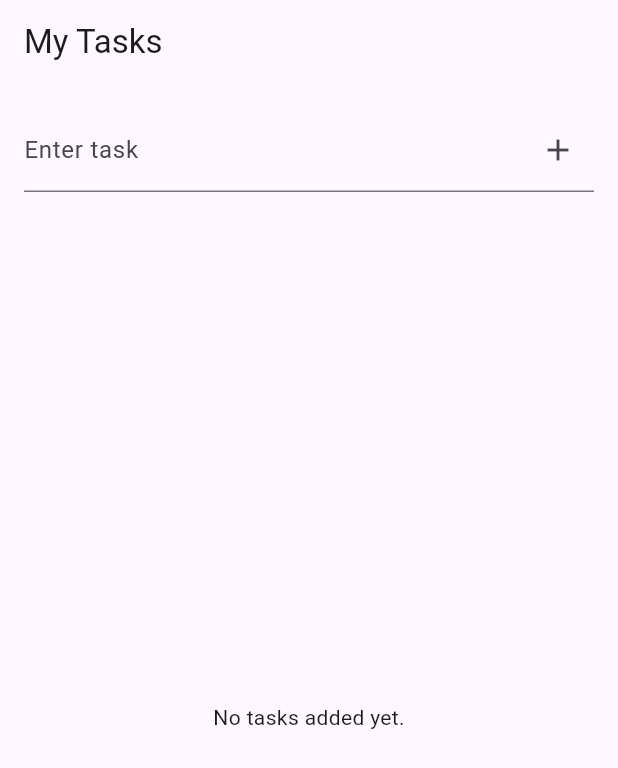
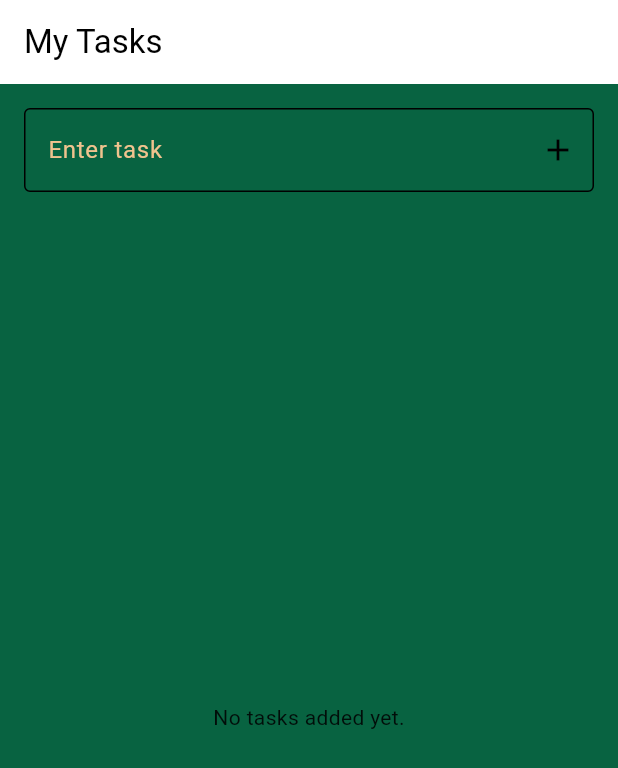
Before and after one commit to axisX20/codexpub, a Flutter app: the screen it shows after launch, on a phone screen of 412 x 824 dp. Shown: the top 768 px of the screen. Run offline on Flutter 3.47's test engine with Material 3 defaults, Android fonts, the light colour scheme and no system bars.

Commit message:
Add global app theme

```diff
--- /dev/null
+++ b/lib/app_theme.dart
@@ -0,0 +1,42 @@
+import 'package:flutter/material.dart';
+
+class AppTheme {
+  AppTheme._();
+
+  static const Color primaryColor = Color(0xFF312C51);
+  static const Color secondaryColor = Color(0xFF48426D);
+  static const Color supportColor = Color(0xFFF0C38E);
+  static const Color buttonColor = Color(0xFFF1AA9B);
+  static const Color scaffoldBgColor = Color(0xFF086341); // derived from #86341
+
+  static ThemeData get theme {
+    final colorScheme = const ColorScheme.light().copyWith(
+      primary: primaryColor,
+      secondary: secondaryColor,
+    );
+
+    return ThemeData(
+      colorScheme: colorScheme,
+      scaffoldBackgroundColor: scaffoldBgColor,
+      elevatedButtonTheme: ElevatedButtonThemeData(
+        style: ElevatedButton.styleFrom(
+          backgroundColor: buttonColor,
+        ),
+      ),
+      inputDecorationTheme: InputDecorationTheme(
+        border: const OutlineInputBorder(),
+        focusedBorder: OutlineInputBorder(
+          borderSide: const BorderSide(color: primaryColor),
+          borderRadius: BorderRadius.circular(8),
+        ),
+        labelStyle: const TextStyle(color: supportColor),
+      ),
+      textTheme: const TextTheme(
+        bodyMedium: TextStyle(color: Colors.black87),
+        bodyLarge: TextStyle(color: Colors.black87),
+        titleLarge: TextStyle(color: primaryColor),
+        labelLarge: TextStyle(color: supportColor),
+      ),
+    );
+  }
+}
--- a/lib/main.dart
+++ b/lib/main.dart
@@ -2,6 +2,7 @@ import 'package:codex/provider/task_provider.dart';
 import 'package:codex/screens/task_home.dart';
 import 'package:flutter/material.dart';
 import 'package:provider/provider.dart';
+import 'app_theme.dart';
 
 void main() => runApp(const TaskApp());
 
@@ -12,9 +13,10 @@ class TaskApp extends StatelessWidget {
   Widget build(BuildContext context) {
     return ChangeNotifierProvider(
       create: (_) => TaskProvider(),
-      child: const MaterialApp(
+      child: MaterialApp(
         title: 'Task Manager',
-        home: TaskHomePage(),
+        theme: AppTheme.theme,
+        home: const TaskHomePage(),
         debugShowCheckedModeBanner: false,
       ),
     );
```
